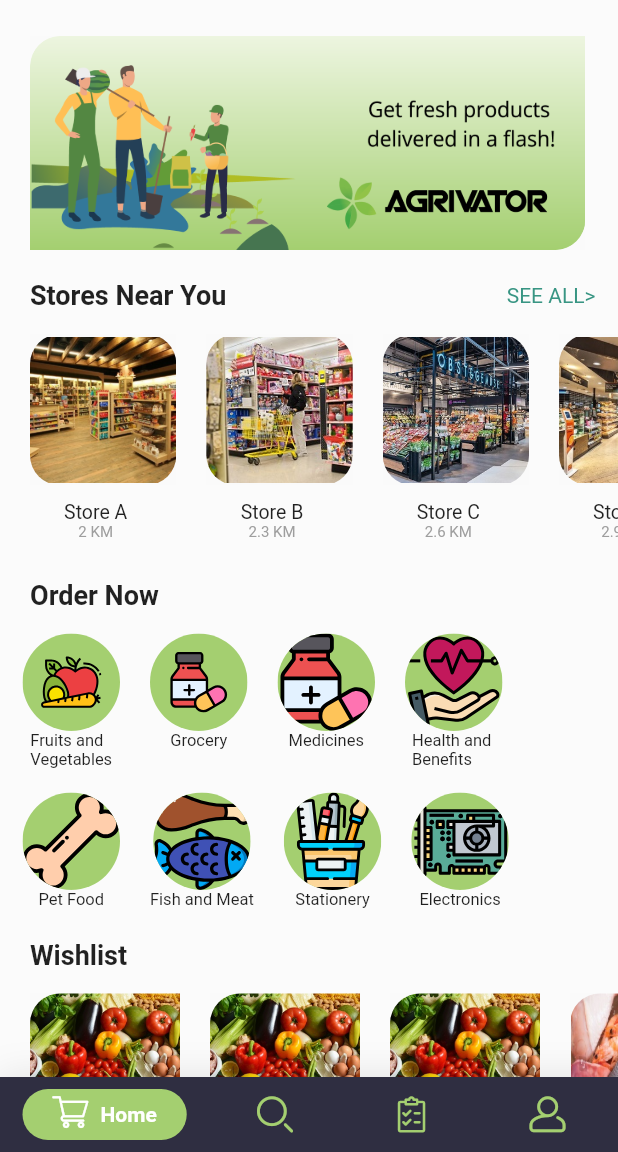
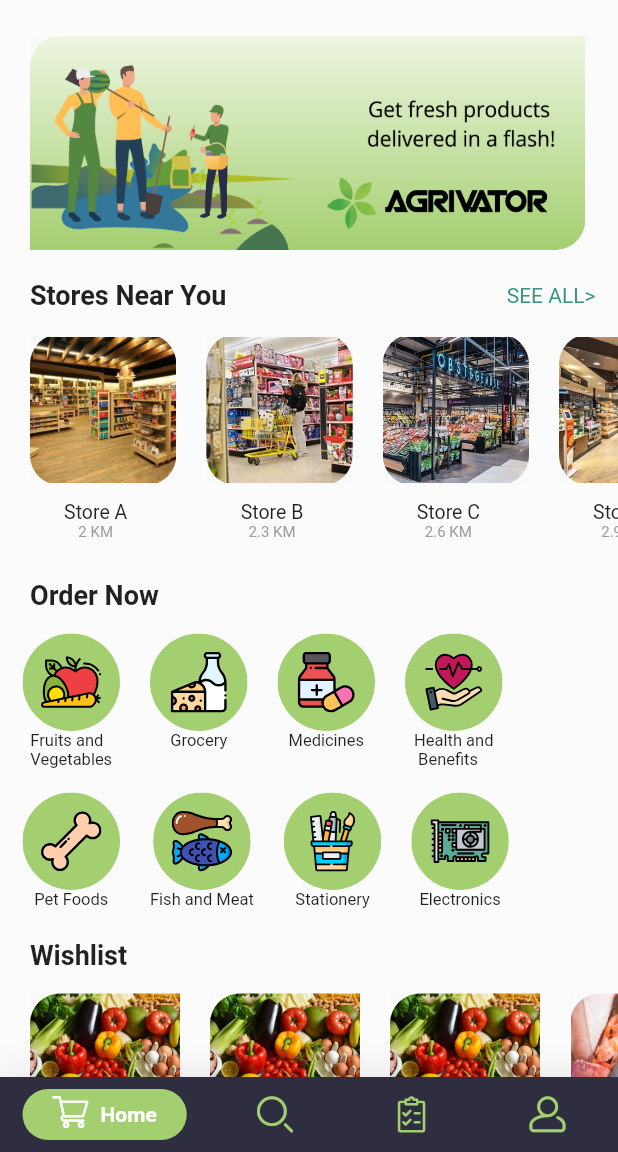
Before and after one commit to somiparna/Agrivator-Flash, a Flutter app: the screen it shows after launch, on a phone screen of 412 x 824 dp, the part 84-1236 px from its top. Run offline on Flutter 3.47's test engine with Material 2 defaults, Android fonts, the phone set to English and light mode, and no system bars; drawn by our look-alikes of google_nav_bar; our stand-ins replace flutter_svg, geolocator, google_maps_flutter.

Commit message:
changed order now completely

```diff
--- a/lib/Tabs/Hometab.dart
+++ b/lib/Tabs/Hometab.dart
@@ -350,7 +350,7 @@ class _HomeTabState extends State<HomeTab> {
                               color: Theme.of(context).primaryColor,
                               padding: EdgeInsets.all(size.height*0.015),
                               child: SvgPicture.asset(
-                                'images/medicines.svg',
+                                'images/dairy.svg',
                               ),
                               height: 65,
                               width: 65,
@@ -367,24 +367,19 @@ class _HomeTabState extends State<HomeTab> {
                     child: Column(
                       children: <Widget>[
                         ClipOval(
-                          child: Column(
-                            children: <Widget>[
-                              Material(
-                                color: Theme.of(context).primaryColor,
                           child: InkWell(
                             onTap: () => Navigator.of(context).push(
                                 MaterialPageRoute(
                                     builder: (context) => Error())),
                             child: Container(
+                              color: Theme.of(context).primaryColor,
+                              padding: EdgeInsets.all(size.height*0.015),
                               child: SvgPicture.asset(
                                 'images/medicines.svg',
+                              ),
+                              height: 65,
                               width: 65,
-                                      height: 65,
                             ),
-                                  ),
-                                ),
-                              )
-                            ],
                           ),
                         ),
                         Text("Medicines", style: TextStyle(fontSize: 11)),
@@ -397,28 +392,22 @@ class _HomeTabState extends State<HomeTab> {
                     child: Column(
                       children: <Widget>[
                         ClipOval(
-                          child: Column(
-                            children: <Widget>[
-                              Material(
-                                color: Theme.of(context).primaryColor,
                           child: InkWell(
                             onTap: () => Navigator.of(context).push(
                                 MaterialPageRoute(
                                     builder: (context) => Error())),
                             child: Container(
+                              color: Theme.of(context).primaryColor,
+                              padding: EdgeInsets.all(size.height*0.015),
                               child: SvgPicture.asset(
                                 'images/health.svg',
+                              ),
+                              height: 65,
                               width: 65,
-                                      height: 65,
                             ),
                           ),
                         ),
-                              )
-                            ],
-                          ),
-                        ),
-                        Text("Health and \nBenefits",
-                            style: TextStyle(fontSize: 11)),
+                        Text("Health and\n Benefits",style: TextStyle(fontSize: 11)),
                       ],
                     ),
                   ),
@@ -428,27 +417,22 @@ class _HomeTabState extends State<HomeTab> {
                     child: Column(
                       children: <Widget>[
                         ClipOval(
-                          child: Column(
-                            children: <Widget>[
-                              Material(
-                                color: Theme.of(context).primaryColor,
                           child: InkWell(
                             onTap: () => Navigator.of(context).push(
                                 MaterialPageRoute(
                                     builder: (context) => Error())),
                             child: Container(
+                              color: Theme.of(context).primaryColor,
+                              padding: EdgeInsets.all(size.height*0.015),
                               child: SvgPicture.asset(
                                 'images/pet.svg',
+                              ),
+                              height: 65,
                               width: 65,
-                                      height: 65,
                             ),
                           ),
                         ),
-                              )
-                            ],
-                          ),
-                        ),
-                        Text("Pet Food", style: TextStyle(fontSize: 11)),
+                        Text("Pet Foods", style: TextStyle(fontSize: 11)),
                       ],
                     ),
                   ),
@@ -458,24 +442,19 @@ class _HomeTabState extends State<HomeTab> {
                     child: Column(
                       children: <Widget>[
                         ClipOval(
-                          child: Column(
-                            children: <Widget>[
-                              Material(
-                                color: Theme.of(context).primaryColor,
                           child: InkWell(
                             onTap: () => Navigator.of(context).push(
                                 MaterialPageRoute(
                                     builder: (context) => Error())),
                             child: Container(
+                              color: Theme.of(context).primaryColor,
+                              padding: EdgeInsets.all(size.height*0.015),
                               child: SvgPicture.asset(
                                 'images/fish.svg',
+                              ),
+                              height: 65,
                               width: 65,
-                                      height: 65,
                             ),
-                                  ),
-                                ),
-                              )
-                            ],
                           ),
                         ),
                         Text("Fish and Meat", style: TextStyle(fontSize: 11)),
@@ -488,24 +467,19 @@ class _HomeTabState extends State<HomeTab> {
                     child: Column(
                       children: <Widget>[
                         ClipOval(
-                          child: Column(
-                            children: <Widget>[
-                              Material(
-                                color: Theme.of(context).primaryColor,
                           child: InkWell(
                             onTap: () => Navigator.of(context).push(
                                 MaterialPageRoute(
                                     builder: (context) => Error())),
                             child: Container(
+                              color: Theme.of(context).primaryColor,
+                              padding: EdgeInsets.all(size.height*0.015),
                               child: SvgPicture.asset(
                                 'images/stationery.svg',
+                              ),
+                              height: 65,
                               width: 65,
-                                      height: 65,
                             ),
-                                  ),
-                                ),
-                              )
-                            ],
                           ),
                         ),
                         Text("Stationery", style: TextStyle(fontSize: 11)),
@@ -518,118 +492,25 @@ class _HomeTabState extends State<HomeTab> {
                     child: Column(
                       children: <Widget>[
                         ClipOval(
-                          child: Column(
-                            children: <Widget>[
-                              Material(
-                                color: Theme.of(context).primaryColor,
                           child: InkWell(
                             onTap: () => Navigator.of(context).push(
                                 MaterialPageRoute(
                                     builder: (context) => Error())),
                             child: Container(
+                              color: Theme.of(context).primaryColor,
+                              padding: EdgeInsets.all(size.height*0.015),
                               child: SvgPicture.asset(
                                 'images/electronics.svg',
+                              ),
+                              height: 65,
                               width: 65,
-                                      height: 65,
                             ),
-                                  ),
-                                ),
-                              )
-                            ],
                           ),
                         ),
                         Text("Electronics", style: TextStyle(fontSize: 11)),
                       ],
                     ),
                   ),
-                  /*Padding(
-                    padding: const EdgeInsets.only(left: 10,right: 10,top: 15),
-                    child: Column(
-                      children: <Widget>[
-                        Material(
-                            child: InkWell(
-                              onTap: () =>
-                                  Navigator.of(context)
-                                      .push(MaterialPageRoute(builder: (context) => Error())),
-                              child: Container(
-                                child: ClipRRect(
-                                  borderRadius: BorderRadius.all(Radius.circular(35)),
-
-                                  child: Image.asset('images/grocery.jpg',
-                                      width: 65, height: 65),
-                                ),),
-                            )
-                        ),
-                        Text("Electronic\nequipments",style: TextStyle(fontSize: 11)),
-                      ],
-                    ),
-                  ),
-                  Padding(
-                    padding: const EdgeInsets.only(left: 15,right: 14,top: 15),
-                    child: Column(
-                      children: <Widget>[
-                        Material(
-                            child: InkWell(
-                              onTap: () =>
-                                  Navigator.of(context)
-                                      .push(MaterialPageRoute(builder: (context) => Error())),
-                              child: Container(
-                                child: ClipRRect(
-                                  borderRadius: BorderRadius.all(Radius.circular(35)),
-
-                                  child: Image.asset('images/grocery.jpg',
-                                      width: 65, height: 65),
-                                ),),
-                            )
-                        ),
-                        Text("Item 1",style: TextStyle(fontSize: 13)),
-                      ],
-                    ),
-                  ),
-                  Padding(
-                    padding: const EdgeInsets.only(left: 15,right: 14,top: 15),
-                    child: Column(
-                      children: <Widget>[
-                        Material(
-                            child: InkWell(
-                              onTap: () =>
-                                  Navigator.of(context)
-                                      .push(MaterialPageRoute(builder: (context) => Error())),
-                              child: Container(
-                                child: ClipRRect(
-                                  borderRadius: BorderRadius.all(Radius.circular(35)),
-
-                                  child: Image.asset('images/grocery.jpg',
-                                      width: 65, height: 65),
-                                ),),
-                            )
-                        ),
-                        Text("Item 1",style: TextStyle(fontSize: 13)),
-                      ],
-                    ),
-                  ),
-                  Padding(
-                    padding: const EdgeInsets.only(left: 15,right: 14,top: 15),
-                    child: Column(
-                      children: <Widget>[
-                        Material(
-                            child: InkWell(
-                              onTap: () =>
-                                  Navigator.of(context)
-                                      .push(MaterialPageRoute(builder: (context) => Error())),
-                              child: Container(
-                                child: ClipRRect(
-                                  borderRadius: BorderRadius.all(Radius.circular(35)),
-
-                                  child: Image.asset('images/grocery.jpg',
-                                      width: 65, height: 65),
-                                ),),
-                            )
-                        ),
-                        Text("Item 1",style: TextStyle(fontSize: 13)),
-                      ],
-                    ),
-                  ),*/
                 ],
               ),
             ), //order now items
```
Lines whose indentation alone changed are shown as unchanged.
